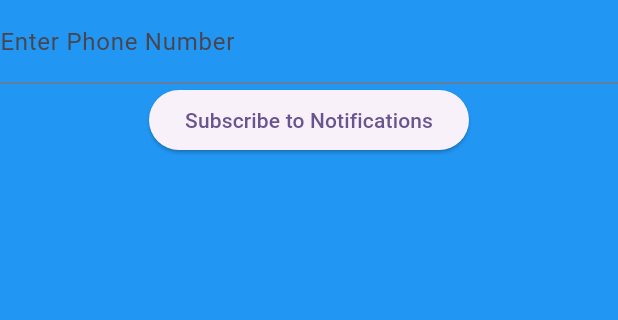
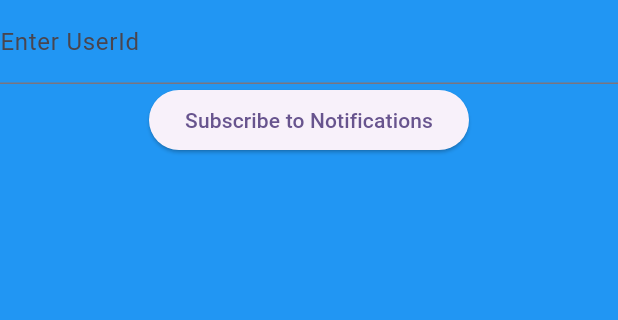
Before and after one commit to Bradley-Laubscher/surfspot, a Flutter app: the screen it shows after launch, item 3 of the bottom bar chosen, on a phone screen of 412 x 824 dp, the part 84-404 px from its top. Run offline on Flutter 3.47's test engine with Material 3 defaults, Android fonts, the phone set to English and light mode, and no system bars; our stand-ins replace cloud_firestore, firebase_core, firebase_messaging, flutter_map, latlong2; missing offline and left inert: flutter_map_cancellable_tile_provider; accounts and stored records are empty; network calls fail.

Commit message:
Update gitignore. Adjust notifyMe page to store tokens in Db

```diff
--- a/lib/Widgets/notify_me.dart
+++ b/lib/Widgets/notify_me.dart
@@ -1,8 +1,5 @@
+import 'package:cloud_firestore/cloud_firestore.dart';
 import 'package:flutter/material.dart';
-import 'package:provider/provider.dart';
-import 'package:surfspot/API/register_number.dart';
-import 'package:surfspot/API/send_notification.dart';
-import 'package:surfspot/Providers/location_provider.dart';
 import 'package:firebase_messaging/firebase_messaging.dart';
 
 class NotifyMe extends StatefulWidget {
@@ -13,8 +10,8 @@ class NotifyMe extends StatefulWidget {
 }
 
 class _NotifyMeState extends State<NotifyMe> {
-  TextEditingController _phoneController = TextEditingController();
-  bool _isSubscribed = false;
+  final TextEditingController _userId = TextEditingController();
+  final bool _isSubscribed = false;
   String? _fcmToken;
 
   @override
@@ -32,9 +29,9 @@ class _NotifyMeState extends State<NotifyMe> {
   }
 
   void _subscribeToNotifications() async {
-    String phoneNumber = _phoneController.text.trim();
-    if (phoneNumber.isEmpty) {
-      ScaffoldMessenger.of(context).showSnackBar(const SnackBar(content: Text('Please enter a phone number')));
+    String userId = _userId.text;
+    if (userId.isEmpty) {
+      ScaffoldMessenger.of(context).showSnackBar(const SnackBar(content: Text('Please enter a userId')));
       return;
     }
 
@@ -43,26 +40,10 @@ class _NotifyMeState extends State<NotifyMe> {
       return;
     }
 
-    // register the phone number
-    registerPhoneNumber(_fcmToken!, phoneNumber);
-
-    // Check surf conditions from LocationProvider
-    bool isGoodDay = Provider.of<LocationProvider>(context, listen: false).isGoodSurfDay;
-
-    if (isGoodDay) {
-      // Send push notification
-      _sendPushNotification(phoneNumber);
-      setState(() {
-        _isSubscribed = true;
-      });
-    } else {
-      ScaffoldMessenger.of(context).showSnackBar(const SnackBar(content: Text('Surf conditions are not good today')));
-    }
-  }
-
-  void _sendPushNotification(phoneNumber) {
-    // Send the notification via your backend here
-    sendPushNotification(phoneNumber, "SurfSpot", "Waves are good!");
+    // save the token to FireStore
+    await FirebaseFirestore.instance.collection('users').doc(userId).set({
+      'fcmToken': _fcmToken,
+    }, SetOptions(merge: true));
   }
 
   @override
@@ -70,12 +51,12 @@ class _NotifyMeState extends State<NotifyMe> {
     return Column(
       children: [
         TextField(
-          controller: _phoneController,
-          decoration: InputDecoration(labelText: 'Enter Phone Number'),
+          controller: _userId,
+          decoration: const InputDecoration(labelText: 'Enter UserId'),
         ),
         ElevatedButton(
           onPressed: _subscribeToNotifications,
-          child: _isSubscribed ? Text("Subscribed!") : Text("Subscribe to Notifications"),
+          child: _isSubscribed ? const Text("Subscribed!") : const Text("Subscribe to Notifications"),
         ),
       ],
     );
--- a/pubspec.yaml
+++ b/pubspec.yaml
@@ -41,6 +41,7 @@ dependencies:
   cupertino_icons: ^1.0.2
   firebase_core: ^3.12.1
   firebase_messaging: ^15.2.4
+  cloud_firestore: 5.6.6
 
 dev_dependencies:
   flutter_test:
```
Also changed, not shown: pubspec.lock, 4 other files.
